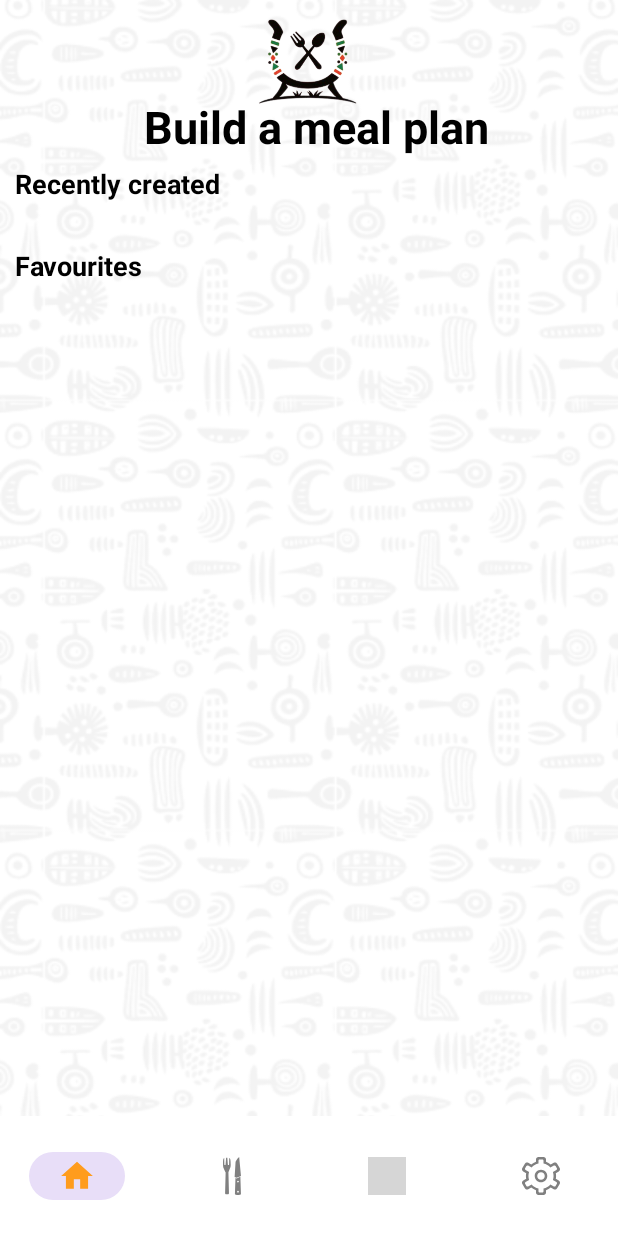
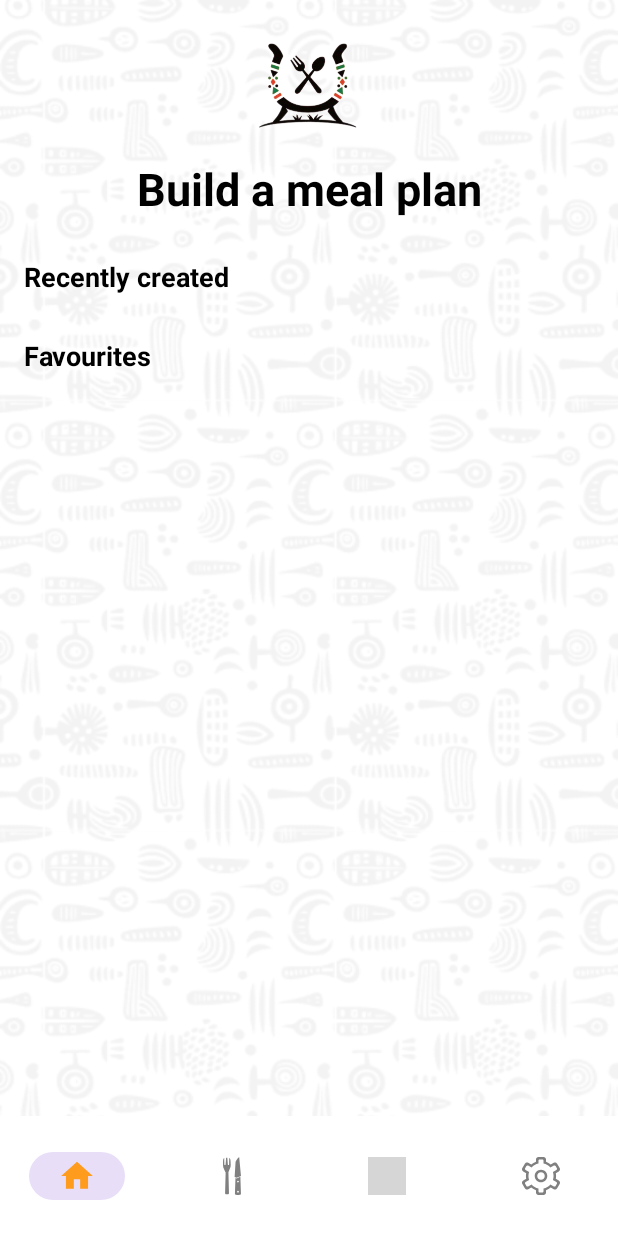
Before and after one commit to Zuwarashe/OPSC-7314, an Android app: the Home screen opened directly, with no data from a screen before it, on a phone screen of 412 x 824 dp. Run offline under Robolectric (Android 15) with nearby library versions, the light colour scheme and no system bars; our stand-ins replace Firebase (no records; nobody signed in at launch, a user with empty details on screens opened directly); grey boxes are pictures that could not be loaded.

Commit message:
adding ui code and room db code for offline use

```diff
--- a/app/src/main/res/layout/activity_home.xml
+++ b/app/src/main/res/layout/activity_home.xml
@@ -8,6 +8,7 @@
     android:background="@drawable/background"
     tools:context=".Home">
 
+    <!-- Centered Logo -->
     <ImageView
         android:id="@+id/miniLogo"
         android:layout_width="97dp"
@@ -15,77 +16,78 @@
         app:layout_constraintEnd_toEndOf="parent"
         app:layout_constraintStart_toStartOf="parent"
         app:layout_constraintTop_toTopOf="parent"
+        app:layout_constraintBottom_toTopOf="@id/headingLbl"
+        android:layout_marginTop="16dp"
         app:srcCompat="@drawable/logo" />
 
+    <!-- Heading Label -->
     <TextView
         android:id="@+id/headingLbl"
         android:layout_width="wrap_content"
         android:layout_height="wrap_content"
-        android:layout_marginStart="96dp"
-        android:layout_marginTop="64dp"
+        android:layout_marginTop="16dp"
         android:text="@string/build_a_meal_plan"
         android:textColor="@color/black"
-        android:textSize="30dp"
+        android:textSize="30sp"
         android:textStyle="bold"
+        app:layout_constraintTop_toBottomOf="@id/miniLogo"
         app:layout_constraintStart_toStartOf="parent"
-        app:layout_constraintTop_toTopOf="parent" />
+        app:layout_constraintEnd_toEndOf="parent" />
 
-
-
+    <!-- Scrollable Content Section -->
     <ScrollView
-        android:layout_width="match_parent"
-        android:layout_height="match_parent"
-        android:layout_marginTop="110dp"
-        app:layout_constraintBottom_toBottomOf="parent"
+        android:layout_width="0dp"
+        android:layout_height="0dp"
+        app:layout_constraintTop_toBottomOf="@id/headingLbl"
+        app:layout_constraintBottom_toTopOf="@id/bottomNavigation"
+        app:layout_constraintStart_toStartOf="parent"
         app:layout_constraintEnd_toEndOf="parent"
-        app:layout_constraintHorizontal_bias="0.5"
-        app:layout_constraintStart_toStartOf="parent"
-        app:layout_constraintTop_toTopOf="parent"
-        app:layout_constraintVertical_bias="0.5">
+        android:layout_marginTop="16dp">
 
         <LinearLayout
             android:layout_width="match_parent"
-            android:layout_height="match_parent"
-            android:orientation="vertical">
+            android:layout_height="wrap_content"
+            android:orientation="vertical"
+            android:paddingStart="16dp"
+            android:paddingEnd="16dp">
 
+            <!-- Recently Created Text and RecyclerView -->
             <TextView
                 android:id="@+id/recently"
                 android:layout_width="wrap_content"
                 android:layout_height="wrap_content"
-                android:layout_marginLeft="10dp"
+                android:layout_marginTop="10dp"
                 android:text="@string/recently_created"
                 android:textColor="@color/black"
-                android:textSize="18dp"
+                android:textSize="18sp"
                 android:textStyle="bold" />
 
             <androidx.recyclerview.widget.RecyclerView
                 android:id="@+id/recCreatedRecView"
                 android:layout_width="match_parent"
-                android:layout_height="match_parent"
-                android:layout_marginStart="8dp"
-                android:layout_marginTop="10dp"
-                android:layout_marginEnd="8dp" />
+                android:layout_height="wrap_content"
+                android:layout_marginTop="8dp" />
 
+            <!-- Favourites Text and RecyclerView -->
             <TextView
                 android:id="@+id/favourites"
                 android:layout_width="wrap_content"
                 android:layout_height="wrap_content"
-                android:layout_marginLeft="10dp"
                 android:layout_marginTop="20dp"
                 android:text="@string/favourites"
                 android:textColor="@color/black"
-                android:textSize="18dp"
+                android:textSize="18sp"
                 android:textStyle="bold" />
 
             <androidx.recyclerview.widget.RecyclerView
                 android:id="@+id/favoritesRecView"
                 android:layout_width="match_parent"
-                android:layout_height="match_parent"
-                android:layout_marginStart="8dp"
-                android:layout_marginTop="10dp"
-                android:layout_marginEnd="8dp" />
+                android:layout_height="wrap_content"
+                android:layout_marginTop="8dp" />
         </LinearLayout>
     </ScrollView>
+
+    <!-- Bottom Navigation -->
     <com.google.android.material.bottomnavigation.BottomNavigationView
         android:id="@+id/bottomNavigation"
         android:layout_width="match_parent"
@@ -99,8 +101,6 @@
         app:menu="@menu/bottom_menu"
         android:elevation="2dp"
         app:itemRippleColor="@android:color/transparent"
-        app:labelVisibilityMode="unlabeled"
-        >
-    </com.google.android.material.bottomnavigation.BottomNavigationView>
+        app:labelVisibilityMode="unlabeled" />
 
 </androidx.constraintlayout.widget.ConstraintLayout>
```
Also changed, not shown: app/src/main/res/layout/item_recipe.xml (+41 -11 lines).
